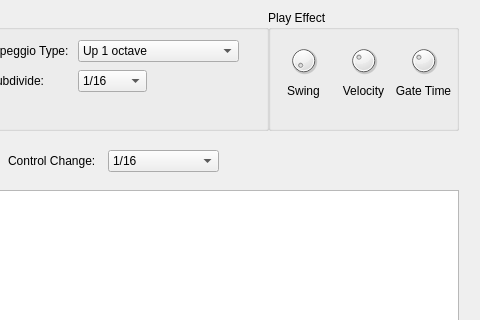
Old version of the form src/View/ArpSeq.ui in the repository thefinalcutbg/QAN1xEditor; both pictures show x 522 to 1002 and y 0 to 320 of the 1002 by 563 pixel window.
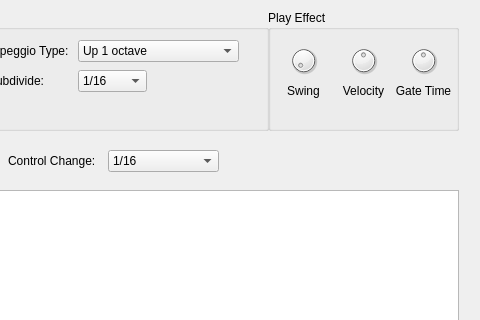
New version of the form. Custom widgets are drawn as their Qt base class.

```diff
--- a/src/View/ArpSeq.ui
+++ b/src/View/ArpSeq.ui
@@ -189,7 +189,7 @@
      <number>200</number>
     </property>
     <property name="value">
-     <number>64</number>
+     <number>100</number>
     </property>
     <property name="wrapping">
      <bool>false</bool>
@@ -251,7 +251,7 @@
      <number>200</number>
     </property>
     <property name="value">
-     <number>64</number>
+     <number>100</number>
     </property>
     <property name="wrapping">
      <bool>false</bool>
```
